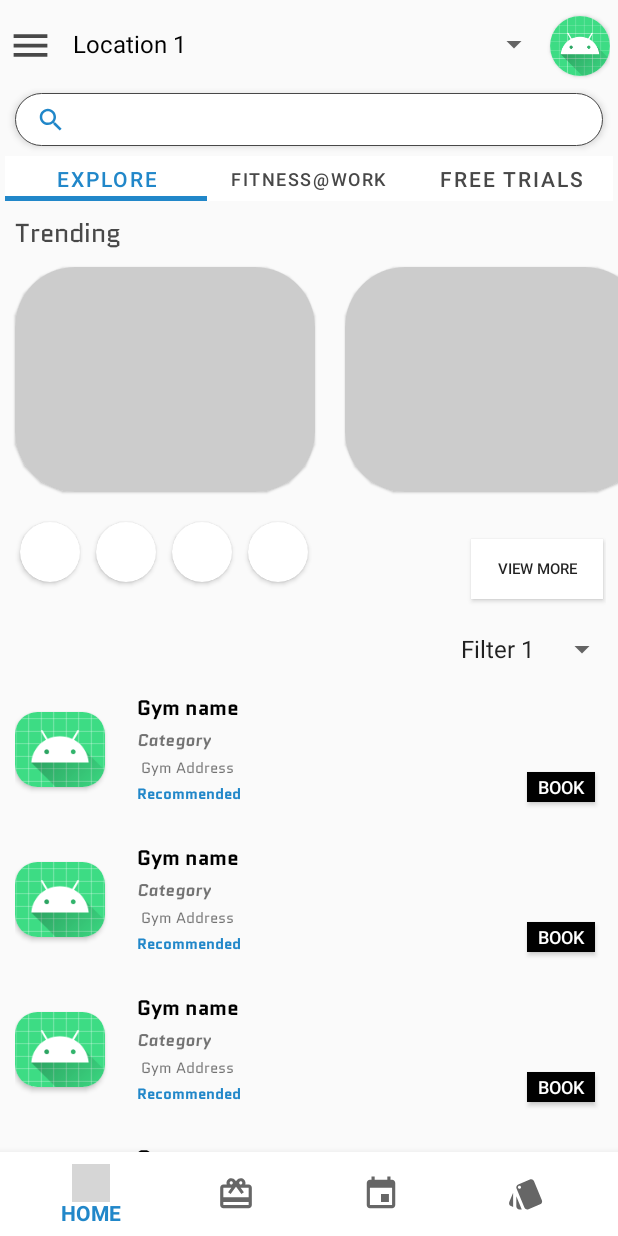
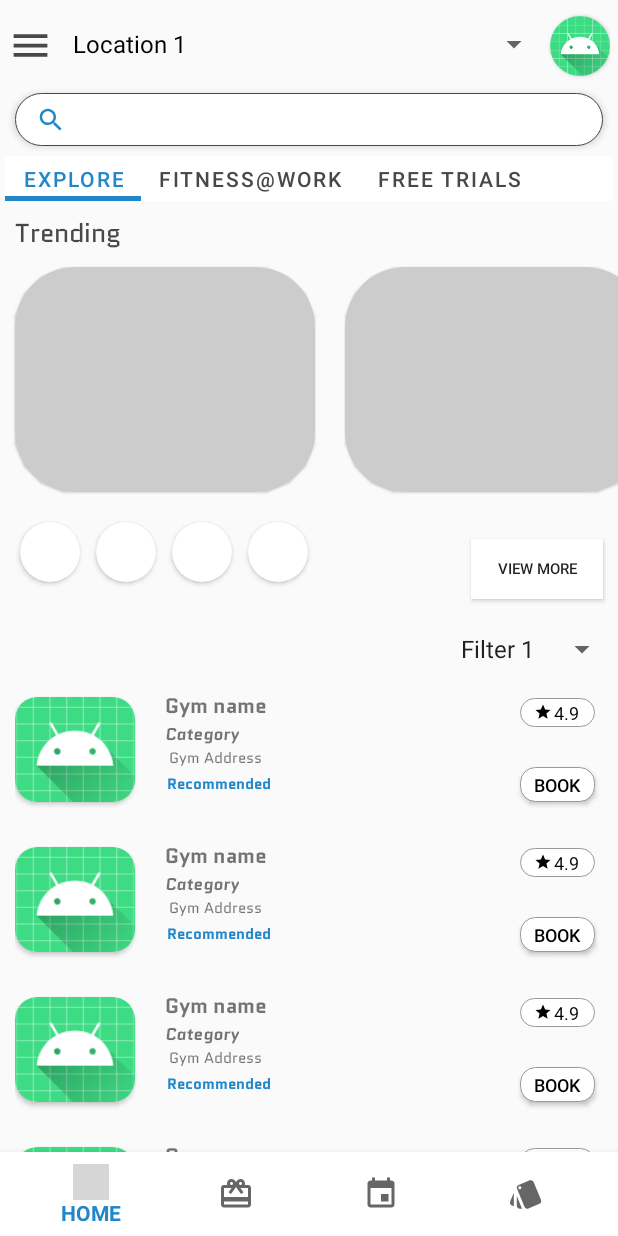
Before and after one commit to rishabh-hub/Fitness2020, an Android app: the screen it shows after launch (MainActivity), on a phone screen of 412 x 824 dp. Run offline under Robolectric (Android 15) with nearby library versions, the phone set to English and light mode, and no system bars; grey boxes are pictures that could not be loaded.

Commit message:
added background to button added filter icon

```diff
--- a/app/src/main/java/com/example/fitness2020/Adapters/HomePopularRVAdapter.java
+++ b/app/src/main/java/com/example/fitness2020/Adapters/HomePopularRVAdapter.java
@@ -56,7 +56,7 @@ public class HomePopularRVAdapter extends RecyclerView.Adapter<HomePopularRVAdap
     public class HomePopularRVAdapterVH extends RecyclerView.ViewHolder
     {
         ImageView imageView;
-        TextView gymName,category,address,recommended;
+        TextView gymName,category,address,recommended,rating;
         Button bookButton;
 
         public HomePopularRVAdapterVH(@NonNull View itemView) {
@@ -67,6 +67,7 @@ public class HomePopularRVAdapter extends RecyclerView.Adapter<HomePopularRVAdap
             category=itemView.findViewById(R.id.popular_rv_xml_cat);
             address=itemView.findViewById(R.id.popular_rv_xml_address);
             recommended=itemView.findViewById(R.id.popular_rv_xml_recommended);
+            rating=itemView.findViewById(R.id.popular_rv_xml_rating);
 
         }
 
@@ -77,6 +78,7 @@ public class HomePopularRVAdapter extends RecyclerView.Adapter<HomePopularRVAdap
                 category.setText(popularRvModel.getCategory());
                 address.setText(popularRvModel.getGymAddress());
                 recommended.setText(popularRvModel.getRecommended());
+                rating.setText(popularRvModel.getRating());
         }
     }
 }
--- a/app/src/main/java/com/example/fitness2020/Models/PopularRvModel.java
+++ b/app/src/main/java/com/example/fitness2020/Models/PopularRvModel.java
@@ -6,13 +6,15 @@ public class PopularRvModel {
     private String category;
     private String gymAddress;
     private String recommended;
+    private String rating;
 
-    public PopularRvModel(int id, String gymName, String category, String gymAddress,String recommended) {
+    public PopularRvModel(int id, String gymName, String category, String gymAddress,String recommended,String rating) {
         this.id = id;
         this.gymName = gymName;
         this.category = category;
         this.gymAddress = gymAddress;
         this.recommended=recommended;
+        this.rating=rating;
     }
 
     public int getId() {
@@ -51,6 +53,14 @@ public class PopularRvModel {
         return gymAddress;
     }
 
+    public String getRating() {
+        return rating;
+    }
+
+    public void setRating(String rating) {
+        this.rating = rating;
+    }
+
     public void setGymAddress(String gymAddress) {
         this.gymAddress = gymAddress;
     }
--- a/app/src/main/java/com/example/fitness2020/fragments/HomeExploreTab.java
+++ b/app/src/main/java/com/example/fitness2020/fragments/HomeExploreTab.java
@@ -115,7 +115,7 @@ public class HomeExploreTab extends Fragment {
 
             trendingRvModels.add(new TrendingRvModel(R.mipmap.ic_launcher));
 
-            popularRvModels.add(new PopularRvModel(R.mipmap.ic_launcher,"Gym name","Category"," Gym Address","Recommended"));
+            popularRvModels.add(new PopularRvModel(R.mipmap.ic_launcher,"Gym name","Category"," Gym Address","Recommended","4.9"));
         }
 
     }
--- a/app/src/main/java/com/example/fitness2020/fragments/HomeFitnessatWorkTab.java
+++ b/app/src/main/java/com/example/fitness2020/fragments/HomeFitnessatWorkTab.java
@@ -81,7 +81,7 @@ public class HomeFitnessatWorkTab extends Fragment {
 
             trendingRvModels.add(new TrendingRvModel(R.mipmap.ic_launcher));
 
-            popularRvModels.add(new PopularRvModel(R.mipmap.ic_launcher,"Gym name","Category"," Gym Address","Recommended"));
+            popularRvModels.add(new PopularRvModel(R.mipmap.ic_launcher,"Gym name","Category"," Gym Address","Recommended","4.9"));
         }
 
     }
--- a/app/src/main/java/com/example/fitness2020/fragments/HomeFreeTrialTab.java
+++ b/app/src/main/java/com/example/fitness2020/fragments/HomeFreeTrialTab.java
@@ -81,7 +81,7 @@ public class HomeFreeTrialTab extends Fragment {
 
             trendingRvModels.add(new TrendingRvModel(R.mipmap.ic_launcher));
 
-            popularRvModels.add(new PopularRvModel(R.mipmap.ic_launcher,"Gym name","Category"," Gym Address","Recommended"));
+            popularRvModels.add(new PopularRvModel(R.mipmap.ic_launcher,"Gym name","Category"," Gym Address","Recommended","4.9"));
         }
 
     }
--- /dev/null
+++ b/app/src/main/res/drawable/bg_button.xml
@@ -0,0 +1,16 @@
+<?xml version="1.0" encoding="utf-8"?>
+<shape xmlns:android="http://schemas.android.com/apk/res/android"
+    android:shape="rectangle">
+
+    <solid
+        android:color="#fff"
+        />
+    <stroke
+        android:width="0.7sp"
+        android:color="#999"
+        />
+    <corners
+        android:radius="10sp"
+        />
+
+</shape>
--- /dev/null
+++ b/app/src/main/res/drawable/ic_star_black_12dp.xml
@@ -0,0 +1,4 @@
+<vector android:height="12dp" android:viewportHeight="24.0"
+    android:viewportWidth="24.0" android:width="12dp" xmlns:android="http://schemas.android.com/apk/res/android">
+    <path android:fillColor="#FF000000" android:pathData="M12,17.27L18.18,21l-1.64,-7.03L22,9.24l-7.19,-0.61L12,2 9.19,8.63 2,9.24l5.46,4.73L5.82,21z"/>
+</vector>
--- a/app/src/main/res/layout/activity_main.xml
+++ b/app/src/main/res/layout/activity_main.xml
@@ -67,7 +67,6 @@
             android:layout_height="wrap_content"
             android:id="@+id/bottom_nav"
             android:background="#ffffff"
-            app:itemIconSize="25sp"
             app:menu="@menu/bottomnav_menu"
             android:layout_alignParentBottom="true"/>
 
--- a/app/src/main/res/layout/fragment_home.xml
+++ b/app/src/main/res/layout/fragment_home.xml
@@ -44,6 +44,7 @@
         android:id="@+id/home_tab_layout"
         app:tabIndicatorColor="@color/colorPrimary"
         app:tabIndicatorHeight="3sp"
+        app:tabMode="scrollable"
         app:tabSelectedTextColor="@color/colorPrimary"
         >
         <com.google.android.material.tabs.TabItem
--- a/app/src/main/res/layout/home_fragment_fitnessat_work_tab.xml
+++ b/app/src/main/res/layout/home_fragment_fitnessat_work_tab.xml
@@ -84,7 +84,7 @@
                 android:layout_width="wrap_content"
                 android:layout_height="wrap_content"
                 android:text="Some Category"
-                android:textSize="20sp"
+                android:textSize="17sp"
                 android:textColor="#000"
                 android:fontFamily="@font/qcregular"
                 android:layout_below="@id/home_popular_rv"
--- a/app/src/main/res/layout/home_fragment_free_trials_tab.xml
+++ b/app/src/main/res/layout/home_fragment_free_trials_tab.xml
@@ -84,7 +84,7 @@
                 android:layout_width="wrap_content"
                 android:layout_height="wrap_content"
                 android:text="Some Category"
-                android:textSize="20sp"
+                android:textSize="17sp"
                 android:textColor="#000"
                 android:fontFamily="@font/qcregular"
                 android:layout_below="@id/home_popular_rv"
--- a/app/src/main/res/layout/popular_rv_xml.xml
+++ b/app/src/main/res/layout/popular_rv_xml.xml
@@ -7,9 +7,9 @@
     android:layout_height="80sp">
 
     <androidx.cardview.widget.CardView
-        android:layout_width="60sp"
-        android:layout_height="50sp"
-        app:cardCornerRadius="15sp"
+        android:layout_width="80dp"
+        android:layout_height="70dp"
+        app:cardCornerRadius="15dp"
         android:layout_centerVertical="true"
         android:id="@+id/popular_rv_xml_cardvw"
         >
@@ -24,7 +24,7 @@
     <RelativeLayout
         android:layout_width="wrap_content"
         android:layout_height="wrap_content"
-        android:layout_marginLeft="20sp"
+        android:layout_marginLeft="20dp"
         android:layout_toLeftOf="@id/popular_rv_xml_book"
         android:layout_toEndOf="@id/popular_rv_xml_cardvw"
         android:id="@+id/popular_rv_xml_text"
@@ -35,8 +35,6 @@
             android:fontFamily="@font/qcbold"
             android:id="@+id/popular_rv_xml_name"
             android:text="Name of gym"
-            android:textColor="#000"
-            android:padding="1sp"
             android:textSize="14sp"
             />
         <TextView
@@ -45,7 +43,6 @@
             android:fontFamily="@font/qcbolditalic"
             android:id="@+id/popular_rv_xml_cat"
             android:text="Type(i.e.gym)"
-            android:padding="1sp"
             android:textSize="11sp"
             android:layout_below="@id/popular_rv_xml_name"
             />
@@ -57,7 +54,6 @@
             android:id="@+id/popular_rv_xml_address"
             android:text="Address of gym"
             android:textSize="10sp"
-            android:padding="1sp"
             android:layout_below="@id/popular_rv_xml_cat"
             />
 
@@ -70,23 +66,55 @@
             android:textSize="10sp"
             android:textColor="@color/colorPrimary"
             android:padding="1sp"
+            android:layout_marginTop="1dp"
             android:layout_below="@id/popular_rv_xml_address"
             />
 
 
     </RelativeLayout>
     <Button
-        android:layout_width="45sp"
-        android:layout_height="20sp"
+        android:layout_width="50dp"
+        android:layout_height="23dp"
         android:text="BOOK"
-        android:layout_margin="5sp"
-        android:textColor="#fff"
+        android:gravity="center"
+        android:layout_margin="5dp"
+        android:textColor="#000"
         android:textSize="12sp"
-        android:background="#000"
+        android:padding="1dp"
+        android:background="@drawable/bg_button"
         android:id="@+id/popular_rv_xml_book"
-        android:layout_alignParentRight="true"
+        android:layout_alignParentEnd="true"
         android:layout_alignParentBottom="true"
         />
 
+    <LinearLayout
+        android:layout_width="50dp"
+        android:layout_height="wrap_content"
+        android:layout_alignParentEnd="true"
+        android:layout_alignParentTop="true"
+        android:orientation="horizontal"
+        android:gravity="center"
+        android:layout_margin="5dp"
+        android:background="@drawable/bg_button"
+        >
+
+        <ImageView
+            android:layout_width="wrap_content"
+            android:layout_height="wrap_content"
+            android:src="@drawable/ic_star_black_12dp"
+            android:layout_gravity="center"
+            />
+
+    <TextView
+        android:layout_width="wrap_content"
+        android:layout_height="wrap_content"
+        android:text="Rating"
+        android:gravity="center"
+        android:textColor="#000"
+        android:textSize="12sp"
+        android:padding="1dp"
+        android:id="@+id/popular_rv_xml_rating"
+        />
+    </LinearLayout>
 
 </RelativeLayout>
```
